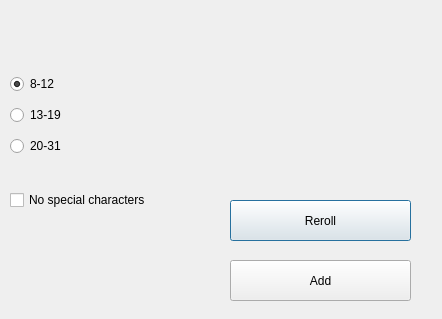
Before: the Qt Designer form Dangal-manager/generate_dialog.ui in Fyqer/DanGal_Manager, drawn with Qt 5.
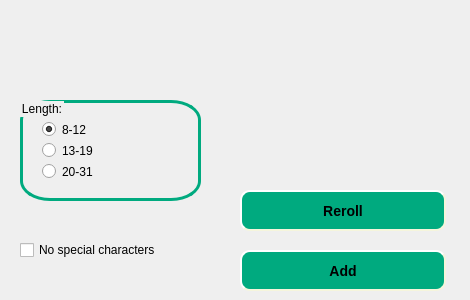
After: the same form once the commit is applied.

The edit to the form file:
```diff
--- a/Dangal-manager/generate_dialog.ui
+++ b/Dangal-manager/generate_dialog.ui
@@ -6,29 +6,45 @@
    <rect>
     <x>0</x>
     <y>0</y>
-    <width>442</width>
-    <height>319</height>
+    <width>470</width>
+    <height>300</height>
    </rect>
   </property>
+  <property name="minimumSize">
+   <size>
+    <width>470</width>
+    <height>300</height>
+   </size>
+  </property>
+  <property name="maximumSize">
+   <size>
+    <width>470</width>
+    <height>300</height>
+   </size>
+  </property>
   <property name="windowTitle">
    <string>Dialog</string>
   </property>
   <widget class="QLabel" name="paassword_label">
    <property name="geometry">
     <rect>
-     <x>10</x>
-     <y>0</y>
+     <x>20</x>
+     <y>10</y>
      <width>431</width>
      <height>31</height>
     </rect>
    </property>
    <property name="font">
     <font>
-     <family>Sitka Banner</family>
-     <pointsize>12</pointsize>
+     <family>Segoe UI</family>
+     <pointsize>11</pointsize>
+     <italic>false</italic>
      <bold>true</bold>
     </font>
    </property>
+   <property name="styleSheet">
+    <string notr="true">font: 700 11pt &quot;Segoe UI&quot;;</string>
+   </property>
    <property name="text">
     <string/>
    </property>
@@ -39,12 +55,29 @@
   <widget class="QPushButton" name="reroll_button">
    <property name="geometry">
     <rect>
-     <x>230</x>
-     <y>200</y>
-     <width>181</width>
+     <x>240</x>
+     <y>190</y>
+     <width>206</width>
      <height>41</height>
     </rect>
    </property>
+   <property name="styleSheet">
+    <string notr="true">QPushButton{
+    background-color: rgb(0, 170, 127);
+	font: 600 9pt &quot;Segoe UI Semibold&quot;;
+    border-style: outset;
+    border-width: 2px;
+    border-radius: 10px;
+    border-color: beige;
+    font: bold 14px;
+    min-width: 10em;
+    padding: 6px;
+}
+QPushButton:pressed {
+    background-color: rgb(224, 0, 0);
+    border-style: inset;
+}</string>
+   </property>
    <property name="text">
     <string>Reroll</string>
    </property>
@@ -52,15 +85,25 @@
   <widget class="QWidget" name="verticalLayoutWidget">
    <property name="geometry">
     <rect>
-     <x>10</x>
-     <y>140</y>
-     <width>172</width>
-     <height>121</height>
+     <x>20</x>
+     <y>220</y>
+     <width>181</width>
+     <height>61</height>
     </rect>
    </property>
    <layout class="QVBoxLayout" name="verticalLayout">
     <item>
      <widget class="QCheckBox" name="no_special_checkbox">
+      <property name="styleSheet">
+       <string notr="true">QGroupBox {
+	font: 700 11pt &quot;Segoe UI&quot;;
+    alternate-background-color: rgb(0, 170, 127);
+  border: 5px solid rgb(0, 170, 127);;
+  padding: 10px;
+  border-radius: 30px 20px;
+}
+</string>
+      </property>
       <property name="text">
        <string>No special characters</string>
       </property>
@@ -68,16 +111,59 @@
     </item>
    </layout>
   </widget>
-  <widget class="QWidget" name="verticalLayoutWidget_2">
+  <widget class="QPushButton" name="addPasswordButton">
    <property name="geometry">
     <rect>
-     <x>10</x>
-     <y>69</y>
-     <width>111</width>
-     <height>94</height>
+     <x>240</x>
+     <y>250</y>
+     <width>206</width>
+     <height>41</height>
     </rect>
    </property>
-   <layout class="QVBoxLayout" name="verticalLayout_2">
+   <property name="styleSheet">
+    <string notr="true">QPushButton{
+    background-color: rgb(0, 170, 127);
+	font: 600 9pt &quot;Segoe UI Semibold&quot;;
+    border-style: outset;
+    border-width: 2px;
+    border-radius: 10px;
+    border-color: beige;
+    font: bold 14px;
+    min-width: 10em;
+    padding: 6px;
+}
+QPushButton:pressed {
+    background-color: rgb(224, 0, 0);
+    border-style: inset;
+}</string>
+   </property>
+   <property name="text">
+    <string>Add</string>
+   </property>
+  </widget>
+  <widget class="QGroupBox" name="groupBox">
+   <property name="geometry">
+    <rect>
+     <x>20</x>
+     <y>100</y>
+     <width>181</width>
+     <height>101</height>
+    </rect>
+   </property>
+   <property name="styleSheet">
+    <string notr="true">QGroupBox {
+	font: 700 11pt &quot;Segoe UI&quot;;
+    alternate-background-color: rgb(0, 170, 127);
+  border: 3px solid rgb(0, 170, 127);;
+  padding: 10px;
+  border-radius: 30px 20px;
+}
+</string>
+   </property>
+   <property name="title">
+    <string>Length:</string>
+   </property>
+   <layout class="QVBoxLayout" name="verticalLayout_3">
     <item>
      <widget class="QRadioButton" name="short_checkbox_2">
       <property name="text">
@@ -113,19 +199,6 @@
     </item>
    </layout>
   </widget>
-  <widget class="QPushButton" name="addPasswordButton">
-   <property name="geometry">
-    <rect>
-     <x>230</x>
-     <y>260</y>
-     <width>181</width>
-     <height>41</height>
-    </rect>
-   </property>
-   <property name="text">
-    <string>Add</string>
-   </property>
-  </widget>
  </widget>
  <resources/>
  <connections/>
```
Left out of the diff: 2 changed lines with no effect on the pictures.
